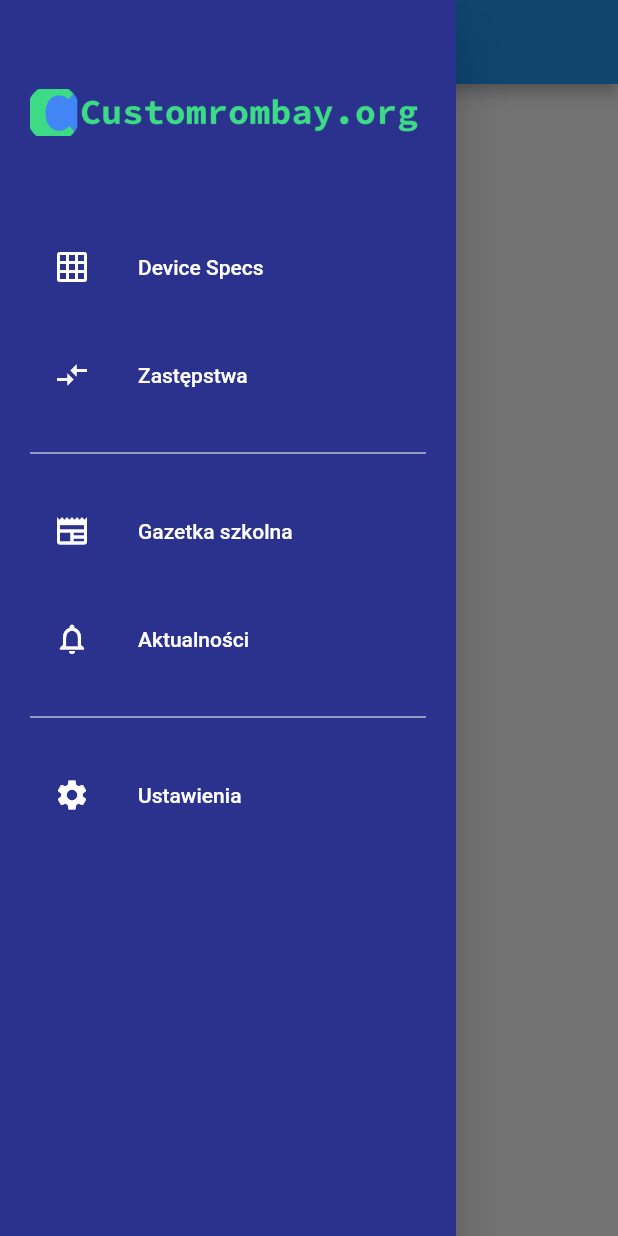
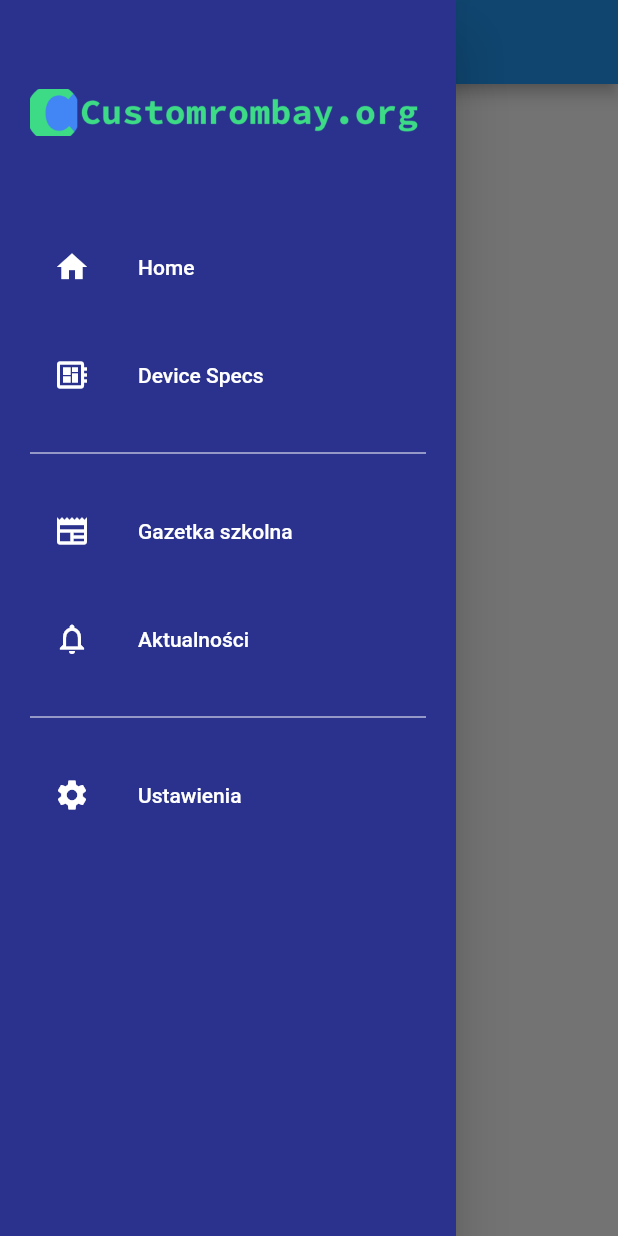
Before and after one commit to Customrombay/CustomRomApp, a Flutter app: the screen it shows after launch, with the side drawer open, on a phone screen of 412 x 824 dp. Run offline on Flutter 3.47's test engine with Material 2 defaults, Android fonts, the phone set to English and light mode, and no system bars; our stand-ins replace device_info_plus; missing offline and left inert: system_info2.

Commit message:
Added the MainPage

```diff
--- a/lib/main.dart
+++ b/lib/main.dart
@@ -1,6 +1,7 @@
 import 'package:flutter/material.dart';
 
 import 'pages/specs_page.dart';
+import 'pages/main_page.dart';
 
 void main() {
   runApp(const MyApp());
@@ -26,7 +27,7 @@ class MyApp extends StatelessWidget {
         // is not restarted.
         primarySwatch: Colors.blue,
       ),
-      home: const SpecsPage()
+      home: const MainPage()
     );
   }
 }
--- /dev/null
+++ b/lib/pages/main_page.dart
@@ -0,0 +1,56 @@
+import 'package:flutter/material.dart';
+import 'package:device_info_plus/device_info_plus.dart';
+import 'package:system_info2/system_info2.dart';
+
+import '../widgets/spec_table.dart';
+import '../widgets/drawer.dart';
+import '../tools/get_cpu_name.dart';
+
+class MainPage extends StatefulWidget {
+  const MainPage({super.key});
+
+  @override
+  State<MainPage> createState() => _MyHomePageState();
+}
+
+class _MyHomePageState extends State<MainPage> {
+  Future<AndroidDeviceInfo> androidInfo = DeviceInfoPlugin().androidInfo;
+
+  @override
+  Widget build(BuildContext context) {
+    // This method is rerun every time setState is called, for instance as done
+    // by the _incrementCounter method above.
+    //
+    // The Flutter framework has been optimized to make rerunning build methods
+    // fast, so that you can just rebuild anything that needs updating rather
+    // than having to individually change instances of widgets.
+    return Scaffold(
+      appBar: AppBar(
+        // Here we take the value from the MyHomePage object that was created by
+        // the App.build method, and use it to set our appbar title.
+        title: Text("CustomRomApp"),
+      ),
+      drawer: NavigationDrawerWidget(),
+      body: Center(
+        // Center is a layout widget. It takes a single child and positions it
+        // in the middle of the parent.
+        child: ListView(
+          children: [
+            FutureBuilder<AndroidDeviceInfo>(
+              future: androidInfo,
+              builder: (BuildContext context, AsyncSnapshot<AndroidDeviceInfo> snapshot) {
+                if (snapshot.hasData) {
+                  AndroidDeviceInfo newInfo = snapshot.data!;
+                  return Text(newInfo.board);
+                }
+                else {
+                  return const Text('Calculating answer...');
+                }
+              }
+            )
+          ],
+        )
+      ),
+    );
+  }
+}
--- a/lib/widgets/drawer.dart
+++ b/lib/widgets/drawer.dart
@@ -1,6 +1,7 @@
 import 'package:flutter/material.dart';
 
 import '../pages/specs_page.dart';
+import '../pages/main_page.dart';
 
 class NavigationDrawerWidget extends StatefulWidget {
 
@@ -82,14 +83,14 @@ class _NavigationDrawerWidgetState extends State<NavigationDrawerWidget> {
     switch (index) {
       case 0:
         Navigator.of(context).push(MaterialPageRoute(
+          builder: (context) => const MainPage(),
+        ));
+        break;
+      case 1:
+        Navigator.of(context).push(MaterialPageRoute(
           builder: (context) => const SpecsPage(),
         ));
         break;
-      // case 1:
-      //   Navigator.of(context).push(MaterialPageRoute(
-      //     builder: (context) => SubPage(themeManageri: widget.themeManageri),
-      //   ));
-      //   break;
       // case 2:
       //   Navigator.of(context).push(MaterialPageRoute(
       //     builder: (context) => PlhPage(themeManageri: widget.themeManageri),
@@ -116,14 +117,14 @@ class _NavigationDrawerWidgetState extends State<NavigationDrawerWidget> {
   List<Widget> buildList() {
     return [
       buildMenuItem(
-        text: 'Device Specs',
-        icon: Icons.grid_on,
+        text: 'Home',
+        icon: Icons.home,
         onClicked: () => goToPage(context, 0),
       ),
       const SizedBox(height: 16),
       buildMenuItem(
-        text: 'Zastępstwa',
-        icon: Icons.compare_arrows,
+        text: 'Device Specs',
+        icon: Icons.developer_board,
         onClicked: () => goToPage(context, 1),
       ),
       const SizedBox(height: 16),
```
